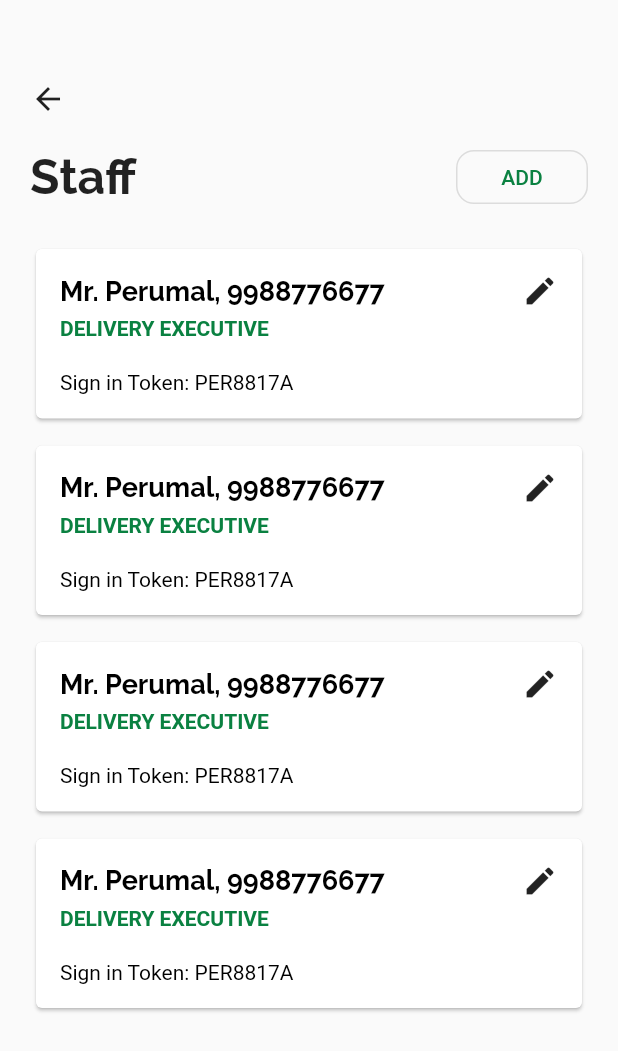
After one commit to sivaperumal644/pazhamudir_emart, a Flutter app: the StaffScreen screen opened directly, on a phone screen of 412 x 824 dp. The commit adds this screen. Shown: the top 1051 px of the screen. Run offline on Flutter 3.47's test engine with Material 2 defaults, Android fonts, the phone set to English and light mode, and no system bars.

Commit message:
Staff screen design implemented.

```diff
--- a/lib/components/OrderDetailsWidget.dart
+++ b/lib/components/OrderDetailsWidget.dart
@@ -54,6 +54,8 @@ class OrderDetailsWidget extends StatelessWidget {
         Row(
           children: <Widget>[
             OutlineButton(
+              shape: new RoundedRectangleBorder(
+                  borderRadius: new BorderRadius.circular(12.0)),
               child: Text(
                 'CALL',
                 style: TextStyle(color: GREEN_COLOR),
@@ -72,11 +74,18 @@ class OrderDetailsWidget extends StatelessWidget {
     );
   }
 
-  Widget orderItemTotal(){
+  Widget orderItemTotal() {
     return Padding(
       padding: const EdgeInsets.only(bottom: 4),
       child: Row(
-        children: <Widget>[Text('Total', style: TextStyle(fontWeight: FontWeight.bold),), Spacer(), Text('Rs. 2450', style: TextStyle(fontWeight: FontWeight.bold))],
+        children: <Widget>[
+          Text(
+            'Total',
+            style: TextStyle(fontWeight: FontWeight.bold),
+          ),
+          Spacer(),
+          Text('Rs. 2450', style: TextStyle(fontWeight: FontWeight.bold))
+        ],
       ),
     );
   }
--- /dev/null
+++ b/lib/components/StaffDetailsCard.dart
@@ -0,0 +1,59 @@
+import 'package:flutter/material.dart';
+import 'package:pazhamuthir_emart/constants/colors.dart';
+
+class StaffDetailsCard extends StatelessWidget {
+  String staffName;
+  String staffRole;
+  String token;
+  StaffDetailsCard({Key key, String staffName, String staffRole, String token})
+      : super(key: key) {
+    this.staffName = staffName;
+    this.staffRole = staffRole;
+    this.token = token;
+  }
+
+  @override
+  Widget build(BuildContext context) {
+    return Card(
+      child: Padding(
+        padding: const EdgeInsets.all(16.0),
+        child: Column(
+          crossAxisAlignment: CrossAxisAlignment.start,
+          children: <Widget>[
+            Row(
+              mainAxisAlignment: MainAxisAlignment.spaceBetween,
+              children: <Widget>[
+                Text(
+                  staffName,
+                  style: TextStyle(
+                      fontFamily: 'Raleway',
+                      color: BLACK_COLOR,
+                      fontSize: 18,
+                      fontWeight: FontWeight.bold),
+                ),
+                Icon(Icons.edit)
+              ],
+            ),
+            Padding(
+              padding: const EdgeInsets.only(top: 5.0),
+              child: Text(
+                staffRole,
+                style: TextStyle(
+                    fontSize: 14,
+                    color: GREEN_COLOR,
+                    fontWeight: FontWeight.bold),
+              ),
+            ),
+            Padding(
+              padding: const EdgeInsets.only(top: 20.0),
+              child: Text(
+                token,
+                style: TextStyle(color: BLACK_COLOR, fontSize: 14),
+              ),
+            )
+          ],
+        ),
+      ),
+    );
+  }
+}
--- a/lib/navigation_drawer.dart
+++ b/lib/navigation_drawer.dart
@@ -2,6 +2,7 @@ import 'package:flutter/material.dart';
 import 'package:flutter/rendering.dart';
 import 'package:pazhamuthir_emart/constants/colors.dart';
 import 'package:pazhamuthir_emart/screens/ShopDetailsScreens.dart';
+import 'package:pazhamuthir_emart/screens/StaffScreen.dart';
 
 class Navigation extends StatelessWidget {
   @override
@@ -80,6 +81,12 @@ class Navigation extends StatelessWidget {
             Padding(
               padding: const EdgeInsets.only(left: 16.0),
               child: ListTile(
+                onTap: (){
+                  Navigator.push(
+                      context,
+                      MaterialPageRoute(
+                          builder: (context) => StaffScreen()));
+                },
                 title: Text(
                   'STAFF',
                   style: TextStyle(fontSize: 16, color: WHITE_COLOR),
--- /dev/null
+++ b/lib/screens/StaffScreen.dart
@@ -0,0 +1,81 @@
+import 'package:flutter/material.dart';
+import 'package:pazhamuthir_emart/components/StaffDetailsCard.dart';
+import 'package:pazhamuthir_emart/constants/colors.dart';
+
+class StaffScreen extends StatelessWidget {
+  @override
+  Widget build(BuildContext context) {
+    return Scaffold(
+      body: ListView(
+        children: <Widget>[
+          Column(
+          crossAxisAlignment: CrossAxisAlignment.start,
+          children: <Widget>[
+            Padding(
+              padding: const EdgeInsets.only(left: 20.0, top: 54),
+              child: InkWell(
+                  onTap: () {
+                    Navigator.pop(context);
+                  },
+                  child: Icon(Icons.arrow_back)),
+            ),
+            Padding(
+              padding: const EdgeInsets.only(left: 20.0, top: 16, right: 20.0),
+              child: Row(
+                mainAxisAlignment: MainAxisAlignment.spaceBetween,
+                children: <Widget>[
+                  Text('Staff',
+                      style: TextStyle(
+                          fontSize: 32,
+                          fontFamily: 'RaleWay',
+                          fontWeight: FontWeight.bold)),
+                  OutlineButton(
+                    shape: new RoundedRectangleBorder(
+                        borderRadius: new BorderRadius.circular(12.0)),
+                    child: Text(
+                      'ADD',
+                      style: TextStyle(color: GREEN_COLOR),
+                    ),
+                  ),
+                ],
+              ),
+            ),
+            Padding(
+              padding: const EdgeInsets.only(left: 20.0, right: 20.0, top: 20.0, bottom: 5.0),
+              child: StaffDetailsCard(
+                staffName: 'Mr. Perumal, 9988776677',
+                staffRole: 'DELIVERY EXECUTIVE',
+                token: 'Sign in Token: PER8817A',
+              ),
+            ),
+            Padding(
+              padding: const EdgeInsets.only(left: 20.0, right: 20.0, top: 5.0, bottom: 5.0),
+              child: StaffDetailsCard(
+                staffName: 'Mr. Perumal, 9988776677',
+                staffRole: 'DELIVERY EXECUTIVE',
+                token: 'Sign in Token: PER8817A',
+              ),
+            ),
+            Padding(
+              padding: const EdgeInsets.only(left: 20.0, right: 20.0, top: 5.0, bottom: 5.0),
+              child: StaffDetailsCard(
+                staffName: 'Mr. Perumal, 9988776677',
+                staffRole: 'DELIVERY EXECUTIVE',
+                token: 'Sign in Token: PER8817A',
+              ),
+            ),
+            Padding(
+              padding: const EdgeInsets.only(left: 20.0, right: 20.0, top: 5.0, bottom: 5.0),
+              child: StaffDetailsCard(
+                staffName: 'Mr. Perumal, 9988776677',
+                staffRole: 'DELIVERY EXECUTIVE',
+                token: 'Sign in Token: PER8817A',
+              ),
+            )
+          ],
+        ),
+        ],
+      ),
+    );
+  }
+}
```
